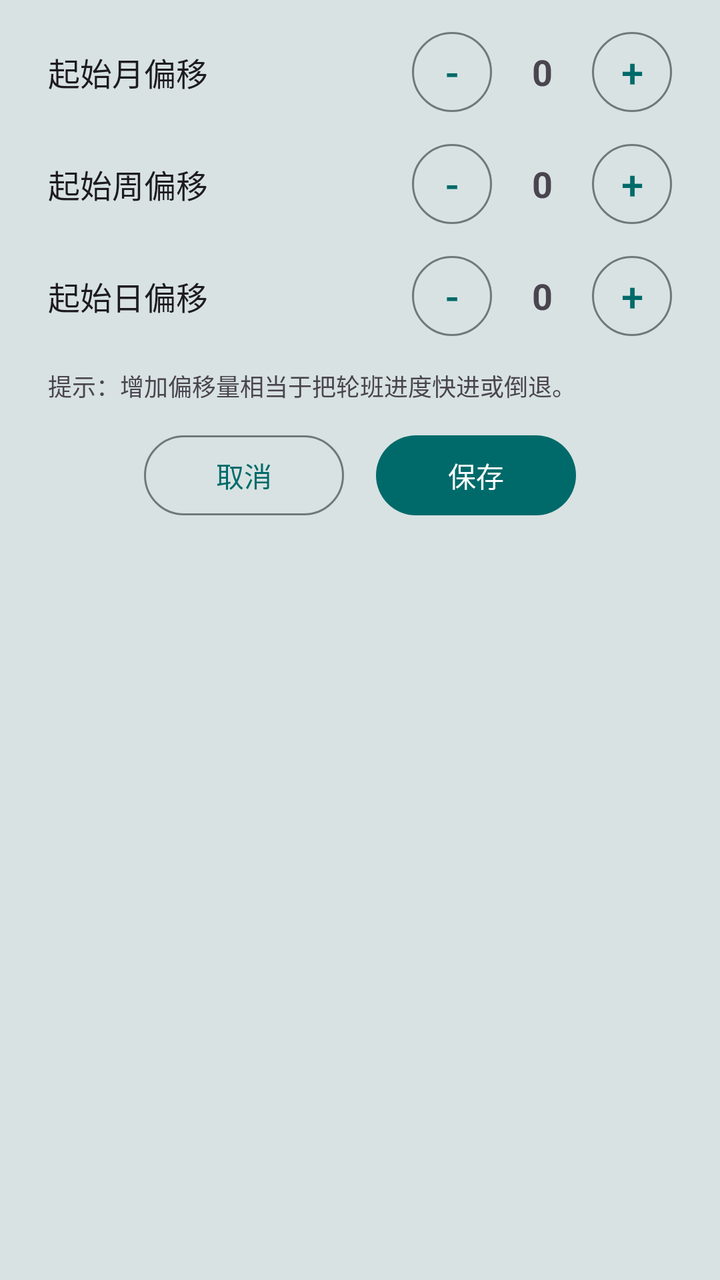
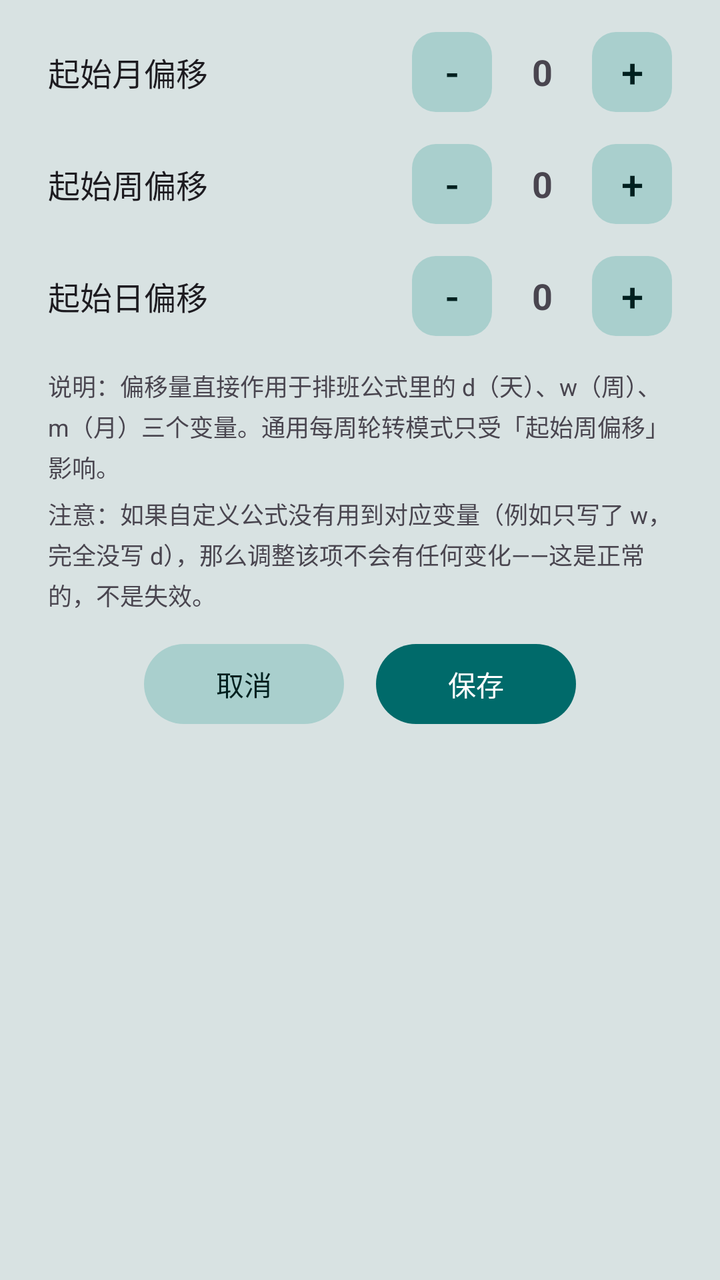

The first picture is an Android layout as it rendered before a commit; the second is the same layout after the commit. The layout source and the unified diff follow.
<!-- AndroidManifest.xml: application theme Theme.DutyCall -->
<!-- res/layout/dialog_fine_tune.xml -->
<?xml version="1.0" encoding="utf-8"?>
<LinearLayout xmlns:android="http://schemas.android.com/apk/res/android"
    xmlns:app="http://schemas.android.com/apk/res-auto"
    android:layout_width="match_parent"
    android:layout_height="wrap_content"
    android:orientation="vertical"
    android:paddingTop="16dp"
    android:paddingBottom="16dp">

    <LinearLayout
        android:layout_width="match_parent"
        android:layout_height="wrap_content"
        android:orientation="vertical"
        android:paddingHorizontal="24dp">

        
        <LinearLayout
            android:layout_width="match_parent"
            android:layout_height="wrap_content"
            android:orientation="horizontal"
            android:gravity="center_vertical"
            android:layout_marginBottom="16dp">
            <TextView
                android:layout_width="0dp"
                android:layout_height="wrap_content"
                android:layout_weight="1"
                android:text="起始月偏移"
                android:textSize="16sp"
                android:textColor="?android:attr/textColorPrimary" />
            <com.google.android.material.button.MaterialButton
                android:id="@+id/btn_m_minus"
                style="@style/Widget.Material3.Button.OutlinedButton"
                android:layout_width="40dp"
                android:layout_height="40dp"
                android:insetTop="0dp"
                android:insetBottom="0dp"
                android:padding="0dp"
                android:text="-"
                android:textSize="20sp" />
            <TextView
                android:id="@+id/tv_m_value"
                android:layout_width="50dp"
                android:layout_height="wrap_content"
                android:gravity="center"
                android:text="0"
                android:textSize="18sp"
                android:textStyle="bold" />
            <com.google.android.material.button.MaterialButton
                android:id="@+id/btn_m_plus"
                style="@style/Widget.Material3.Button.OutlinedButton"
                android:layout_width="40dp"
                android:layout_height="40dp"
                android:insetTop="0dp"
                android:insetBottom="0dp"
                android:padding="0dp"
                android:text="+"
                android:textSize="20sp" />
        </LinearLayout>

        
        <LinearLayout
            android:layout_width="match_parent"
            android:layout_height="wrap_content"
            android:orientation="horizontal"
            android:gravity="center_vertical"
            android:layout_marginBottom="16dp">
            <TextView
                android:layout_width="0dp"
                android:layout_height="wrap_content"
                android:layout_weight="1"
                android:text="起始周偏移"
                android:textSize="16sp"
                android:textColor="?android:attr/textColorPrimary" />
            <com.google.android.material.button.MaterialButton
                android:id="@+id/btn_w_minus"
                style="@style/Widget.Material3.Button.OutlinedButton"
                android:layout_width="40dp"
                android:layout_height="40dp"
                android:insetTop="0dp"
                android:insetBottom="0dp"
                android:padding="0dp"
                android:text="-"
                android:textSize="20sp" />
            <TextView
                android:id="@+id/tv_w_value"
                android:layout_width="50dp"
                android:layout_height="wrap_content"
                android:gravity="center"
                android:text="0"
                android:textSize="18sp"
                android:textStyle="bold" />
            <com.google.android.material.button.MaterialButton
                android:id="@+id/btn_w_plus"
                style="@style/Widget.Material3.Button.OutlinedButton"
                android:layout_width="40dp"
                android:layout_height="40dp"
                android:insetTop="0dp"
                android:insetBottom="0dp"
                android:padding="0dp"
                android:text="+"
                android:textSize="20sp" />
        </LinearLayout>

        
        <LinearLayout
            android:layout_width="match_parent"
            android:layout_height="wrap_content"
            android:orientation="horizontal"
            android:gravity="center_vertical">
            <TextView
                android:layout_width="0dp"
                android:layout_height="wrap_content"
                android:layout_weight="1"
                android:text="起始日偏移"
                android:textSize="16sp"
                android:textColor="?android:attr/textColorPrimary" />
            <com.google.android.material.button.MaterialButton
                android:id="@+id/btn_d_minus"
                style="@style/Widget.Material3.Button.OutlinedButton"
                android:layout_width="40dp"
                android:layout_height="40dp"
                android:insetTop="0dp"
                android:insetBottom="0dp"
                android:padding="0dp"
                android:text="-"
                android:textSize="20sp" />
            <TextView
                android:id="@+id/tv_d_value"
                android:layout_width="50dp"
                android:layout_height="wrap_content"
                android:gravity="center"
                android:text="0"
                android:textSize="18sp"
                android:textStyle="bold" />
            <com.google.android.material.button.MaterialButton
                android:id="@+id/btn_d_plus"
                style="@style/Widget.Material3.Button.OutlinedButton"
                android:layout_width="40dp"
                android:layout_height="40dp"
                android:insetTop="0dp"
                android:insetBottom="0dp"
                android:padding="0dp"
                android:text="+"
                android:textSize="20sp" />
        </LinearLayout>

        <TextView
            android:layout_width="match_parent"
            android:layout_height="wrap_content"
            android:layout_marginTop="16dp"
            android:text="提示：增加偏移量相当于把轮班进度快进或倒退。"
            android:textSize="12sp"
            android:textColor="?android:attr/textColorSecondary" />

    </LinearLayout>

    <LinearLayout
        android:layout_width="match_parent"
        android:layout_height="wrap_content"
        android:layout_marginTop="16dp"
        android:gravity="center"
        android:orientation="horizontal">

        <com.google.android.material.button.MaterialButton
            android:id="@+id/btn_cancel"
            style="@style/Widget.Material3.Button.OutlinedButton"
            android:layout_width="wrap_content"
            android:layout_height="40dp"
            android:minWidth="100dp"
            android:insetTop="0dp"
            android:insetBottom="0dp"
            android:text="取消"
            android:textColor="?attr/colorPrimary"
            app:strokeColor="?attr/colorOutline" />

        <com.google.android.material.button.MaterialButton
            android:id="@+id/btn_confirm"
            android:layout_width="wrap_content"
            android:layout_height="40dp"
            android:layout_marginStart="16dp"
            android:minWidth="100dp"
            android:insetTop="0dp"
            android:insetBottom="0dp"
            android:text="保存"
            android:textColor="@color/action_text"
            app:backgroundTint="@color/action_bg" />
    </LinearLayout>
</LinearLayout>
<!-- resources referenced by this layout -->
<resources>
  <color name="action_bg">#006A6A</color>
  <color name="action_text">#FFFFFF</color>
  <style name="Theme.DutyCall" parent="Theme.Material3.DayNight.NoActionBar">
          <item name="android:windowBackground">@color/app_bg</item>
          <item name="colorPrimary">@color/md_primary</item>
          <item name="colorOnPrimary">@color/md_on_primary</item>
          <item name="colorPrimaryContainer">@color/md_primary_container</item>
          <item name="colorOnPrimaryContainer">@color/md_on_primary_container</item>
          <item name="colorSecondary">@color/md_secondary</item>
          <item name="colorOnSecondary">@color/md_on_secondary</item>
          <item name="colorSecondaryContainer">@color/md_secondary_container</item>
          <item name="colorOnSecondaryContainer">@color/md_on_secondary_container</item>
          <item name="colorSurface">@color/md_surface</item>
          <item name="colorOnSurface">@color/md_on_surface</item>
          <item name="colorSurfaceVariant">@color/md_surface_variant</item>
          <item name="colorOnSurfaceVariant">@color/md_on_surface_variant</item>
          <item name="colorOutline">@color/md_outline</item>
          <item name="colorError">@color/md_error</item>
          <item name="colorOnError">@color/md_on_error</item>
          <item name="colorErrorContainer">@color/md_error_container</item>
          <item name="colorOnErrorContainer">@color/md_on_error_container</item>
      </style>
  <color name="app_bg">#D8E2E2</color>
  <color name="md_primary">#006A6A</color>
  <color name="md_on_primary">#FFFFFF</color>
  <color name="md_primary_container">#6FF7F6</color>
  <color name="md_on_primary_container">#002020</color>
  <color name="md_secondary">#4A6363</color>
  <color name="md_on_secondary">#FFFFFF</color>
  <color name="md_secondary_container">#CCE8E7</color>
  <color name="md_on_secondary_container">#051F1F</color>
  <color name="md_surface">#FAFDFC</color>
  <color name="md_on_surface">#191C1C</color>
  <color name="md_surface_variant">#DAE5E4</color>
  <color name="md_on_surface_variant">#3F4948</color>
  <color name="md_outline">#6F7979</color>
  <color name="md_error">#BA1A1A</color>
  <color name="md_on_error">#FFFFFF</color>
  <color name="md_error_container">#FFDAD6</color>
  <color name="md_on_error_container">#410002</color>
</resources>

<!-- the commit's change to res/layout/dialog_fine_tune.xml (unified diff, before → after) -->
@@ -1,4 +1,8 @@
 <?xml version="1.0" encoding="utf-8"?>
+<ScrollView xmlns:android="http://schemas.android.com/apk/res/android"
+    android:layout_width="match_parent"
+    android:layout_height="wrap_content">
+
 <LinearLayout xmlns:android="http://schemas.android.com/apk/res/android"
     xmlns:app="http://schemas.android.com/apk/res-auto"
     android:layout_width="match_parent"
@@ -29,12 +33,14 @@
                 android:textColor="?android:attr/textColorPrimary" />
             <com.google.android.material.button.MaterialButton
                 android:id="@+id/btn_m_minus"
-                style="@style/Widget.Material3.Button.OutlinedButton"
-                android:layout_width="40dp"
-                android:layout_height="40dp"
-                android:insetTop="0dp"
-                android:insetBottom="0dp"
-                android:padding="0dp"
+                android:layout_width="40dp"
+                android:layout_height="40dp"
+                android:insetTop="0dp"
+                android:insetBottom="0dp"
+                android:padding="0dp"
+                android:textColor="@color/btn_secondary_text"
+                app:backgroundTint="@color/btn_secondary"
+                app:cornerRadius="12dp"
                 android:text="-"
                 android:textSize="20sp" />
             <TextView
@@ -47,12 +53,14 @@
                 android:textStyle="bold" />
             <com.google.android.material.button.MaterialButton
                 android:id="@+id/btn_m_plus"
-                style="@style/Widget.Material3.Button.OutlinedButton"
-                android:layout_width="40dp"
-                android:layout_height="40dp"
-                android:insetTop="0dp"
-                android:insetBottom="0dp"
-                android:padding="0dp"
+                android:layout_width="40dp"
+                android:layout_height="40dp"
+                android:insetTop="0dp"
+                android:insetBottom="0dp"
+                android:padding="0dp"
+                android:textColor="@color/btn_secondary_text"
+                app:backgroundTint="@color/btn_secondary"
+                app:cornerRadius="12dp"
                 android:text="+"
                 android:textSize="20sp" />
         </LinearLayout>
@@ -73,12 +81,14 @@
                 android:textColor="?android:attr/textColorPrimary" />
             <com.google.android.material.button.MaterialButton
                 android:id="@+id/btn_w_minus"
-                style="@style/Widget.Material3.Button.OutlinedButton"
-                android:layout_width="40dp"
-                android:layout_height="40dp"
-                android:insetTop="0dp"
-                android:insetBottom="0dp"
-                android:padding="0dp"
+                android:layout_width="40dp"
+                android:layout_height="40dp"
+                android:insetTop="0dp"
+                android:insetBottom="0dp"
+                android:padding="0dp"
+                android:textColor="@color/btn_secondary_text"
+                app:backgroundTint="@color/btn_secondary"
+                app:cornerRadius="12dp"
                 android:text="-"
                 android:textSize="20sp" />
             <TextView
@@ -91,12 +101,14 @@
                 android:textStyle="bold" />
             <com.google.android.material.button.MaterialButton
                 android:id="@+id/btn_w_plus"
-                style="@style/Widget.Material3.Button.OutlinedButton"
-                android:layout_width="40dp"
-                android:layout_height="40dp"
-                android:insetTop="0dp"
-                android:insetBottom="0dp"
-                android:padding="0dp"
+                android:layout_width="40dp"
+                android:layout_height="40dp"
+                android:insetTop="0dp"
+                android:insetBottom="0dp"
+                android:padding="0dp"
+                android:textColor="@color/btn_secondary_text"
+                app:backgroundTint="@color/btn_secondary"
+                app:cornerRadius="12dp"
                 android:text="+"
                 android:textSize="20sp" />
         </LinearLayout>
@@ -116,12 +128,14 @@
                 android:textColor="?android:attr/textColorPrimary" />
             <com.google.android.material.button.MaterialButton
                 android:id="@+id/btn_d_minus"
-                style="@style/Widget.Material3.Button.OutlinedButton"
-                android:layout_width="40dp"
-                android:layout_height="40dp"
-                android:insetTop="0dp"
-                android:insetBottom="0dp"
-                android:padding="0dp"
+                android:layout_width="40dp"
+                android:layout_height="40dp"
+                android:insetTop="0dp"
+                android:insetBottom="0dp"
+                android:padding="0dp"
+                android:textColor="@color/btn_secondary_text"
+                app:backgroundTint="@color/btn_secondary"
+                app:cornerRadius="12dp"
                 android:text="-"
                 android:textSize="20sp" />
             <TextView
@@ -134,12 +148,14 @@
                 android:textStyle="bold" />
             <com.google.android.material.button.MaterialButton
                 android:id="@+id/btn_d_plus"
-                style="@style/Widget.Material3.Button.OutlinedButton"
-                android:layout_width="40dp"
-                android:layout_height="40dp"
-                android:insetTop="0dp"
-                android:insetBottom="0dp"
-                android:padding="0dp"
+                android:layout_width="40dp"
+                android:layout_height="40dp"
+                android:insetTop="0dp"
+                android:insetBottom="0dp"
+                android:padding="0dp"
+                android:textColor="@color/btn_secondary_text"
+                app:backgroundTint="@color/btn_secondary"
+                app:cornerRadius="12dp"
                 android:text="+"
                 android:textSize="20sp" />
         </LinearLayout>
@@ -148,7 +164,17 @@
             android:layout_width="match_parent"
             android:layout_height="wrap_content"
             android:layout_marginTop="16dp"
-            android:text="提示：增加偏移量相当于把轮班进度快进或倒退。"
+            android:lineSpacingExtra="3dp"
+            android:text="说明：偏移量直接作用于排班公式里的 d（天）、w（周）、m（月）三个变量。通用每周轮转模式只受「起始周偏移」影响。"
+            android:textSize="12sp"
+            android:textColor="?android:attr/textColorSecondary" />
+
+        <TextView
+            android:layout_width="match_parent"
+            android:layout_height="wrap_content"
+            android:layout_marginTop="6dp"
+            android:lineSpacingExtra="3dp"
+            android:text="注意：如果自定义公式没有用到对应变量（例如只写了 w，完全没写 d），那么调整该项不会有任何变化——这是正常的，不是失效。"
             android:textSize="12sp"
             android:textColor="?android:attr/textColorSecondary" />
 
@@ -163,15 +189,11 @@
 
         <com.google.android.material.button.MaterialButton
             android:id="@+id/btn_cancel"
-            style="@style/Widget.Material3.Button.OutlinedButton"
+            style="@style/Widget.DutyCall.Button.Secondary"
             android:layout_width="wrap_content"
             android:layout_height="40dp"
             android:minWidth="100dp"
-            android:insetTop="0dp"
-            android:insetBottom="0dp"
-            android:text="取消"
-            android:textColor="?attr/colorPrimary"
-            app:strokeColor="?attr/colorOutline" />
+            android:text="取消" />
 
         <com.google.android.material.button.MaterialButton
             android:id="@+id/btn_confirm"
@@ -186,3 +208,4 @@
             app:backgroundTint="@color/action_bg" />
     </LinearLayout>
 </LinearLayout>
+</ScrollView>
<!-- resource entries referenced after the edit -->
@@ -2,8 +2,20 @@
 <resources>
   <color name="action_bg">#006A6A</color>
   <color name="action_text">#FFFFFF</color>
+  <color name="btn_secondary">#A9CFCD</color>
+  <color name="btn_secondary_text">#00201F</color>
+  <style name="Widget.DutyCall.Button.Secondary" parent="Widget.Material3.Button">
+          <item name="backgroundTint">@color/btn_secondary</item>
+          <item name="android:textColor">@color/btn_secondary_text</item>
+          <item name="cornerRadius">20dp</item>
+          <item name="android:insetTop">0dp</item>
+          <item name="android:insetBottom">0dp</item>
+      </style>
   <style name="Theme.DutyCall" parent="Theme.Material3.DayNight.NoActionBar">
           <item name="android:windowBackground">@color/app_bg</item>
+          <item name="actionBarSize">56dp</item>
+          <item name="android:windowLightStatusBar">true</item>
+          <item name="android:windowLightNavigationBar">true</item>
           <item name="colorPrimary">@color/md_primary</item>
           <item name="colorOnPrimary">@color/md_on_primary</item>
           <item name="colorPrimaryContainer">@color/md_primary_container</item>
@@ -14,7 +26,13 @@
           <item name="colorOnSecondaryContainer">@color/md_on_secondary_container</item>
           <item name="colorSurface">@color/md_surface</item>
           <item name="colorOnSurface">@color/md_on_surface</item>
-          <item name="colorSurfaceVariant">@color/md_surface_variant</item>
+          <item name="colorSurfaceContainerLowest">@color/md_surface_container_lowest</item>
+          <item name="colorSurfaceContainerLow">@color/md_surface_container_low</item>
+          <item name="colorSurfaceContainer">@color/md_surface_container</item>
+          <item name="colorSurfaceContainerHigh">@color/md_surface_container_high</item>
+          <item name="colorSurfaceContainerHighest">@color/md_surface_container_highest</item>
+          <item name="colorSurfaceBright">@color/md_surface_bright</item>
+          <item name="colorSurfaceDim">@color/md_surface_dim</item>        <item name="colorSurfaceVariant">@color/md_surface_variant</item>
           <item name="colorOnSurfaceVariant">@color/md_on_surface_variant</item>
           <item name="colorOutline">@color/md_outline</item>
           <item name="colorError">@color/md_error</item>
@@ -33,6 +51,13 @@
   <color name="md_on_secondary_container">#051F1F</color>
   <color name="md_surface">#FAFDFC</color>
   <color name="md_on_surface">#191C1C</color>
+  <color name="md_surface_container_lowest">#FFFFFF</color>
+  <color name="md_surface_container_low">#F4F8F7</color>
+  <color name="md_surface_container">#EEF4F3</color>
+  <color name="md_surface_container_high">#E7EFEE</color>
+  <color name="md_surface_container_highest">#DFE9E8</color>
+  <color name="md_surface_bright">#FAFDFC</color>
+  <color name="md_surface_dim">#D4DFDE</color>
   <color name="md_surface_variant">#DAE5E4</color>
   <color name="md_on_surface_variant">#3F4948</color>
   <color name="md_outline">#6F7979</color>
